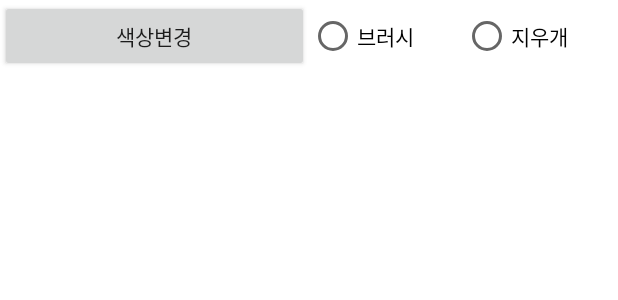
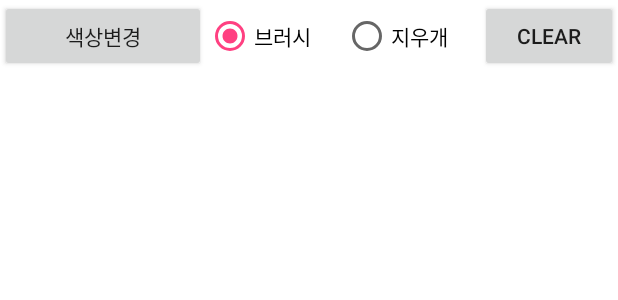
Before and after one commit to MinHyeJun/HJPaint, an Android app: the layout activity_canvas.xml on its own in the app's theme, with its tools: preview values and no code run, on a phone screen of 412 x 824 dp. Shown: the top 300 px of the screen. Run offline under Robolectric (Android 15) with nearby library versions, the phone set to English and light mode, and no system bars.

Commit message:
라디오버튼 수정 및 전체지우기

```diff
--- a/app/src/main/res/layout/activity_canvas.xml
+++ b/app/src/main/res/layout/activity_canvas.xml
@@ -2,8 +2,8 @@
     xmlns:android="http://schemas.android.com/apk/res/android"
     android:layout_width="match_parent"
     android:layout_height="match_parent"
-    android:orientation="vertical"
-    android:background="#FFF">
+    android:background="#FFF"
+    android:orientation="vertical">
 
     <LinearLayout
         android:layout_width="match_parent"
@@ -13,23 +13,40 @@
             android:id="@+id/btn_change_color"
             android:layout_width="0dp"
             android:layout_height="wrap_content"
-            android:layout_weight="2"
+            android:layout_weight="1.5"
             android:text="색상변경"/>
 
+        <RadioGroup
+            android:layout_width="0dp"
+            android:layout_height="match_parent"
+            android:layout_weight="2"
+            android:orientation="horizontal"
+            android:checkedButton="@+id/btn_brush">
+
             <RadioButton
-            android:id="@+id/btn_brush"
+                android:id="@id/btn_brush"
                 android:layout_width="0dp"
                 android:layout_height="wrap_content"
                 android:layout_weight="1"
-            android:text="브러시"/>
+                android:text="브러시"
+                android:layout_gravity="center"/>
 
             <RadioButton
                 android:id="@+id/btn_eraser"
                 android:layout_width="0dp"
                 android:layout_height="wrap_content"
                 android:layout_weight="1"
-            android:text="지우개"/>
+                android:text="지우개"
+                android:layout_gravity="center"/>
 
+        </RadioGroup>
+
+        <Button
+            android:id="@+id/btn_clear"
+            android:layout_width="0dp"
+            android:layout_height="match_parent"
+            android:layout_weight="1"
+            android:text="@string/clear"/>
 
     </LinearLayout>
 
--- a/app/src/main/res/values/strings.xml
+++ b/app/src/main/res/values/strings.xml
@@ -1,3 +1,4 @@
 <resources>
     <string name="app_name">HJPaint</string>
+    <string name="clear">CLEAR</string>
 </resources>
```
Also changed, not shown: app/src/main/java/m2j9702/app/hjpaint/CanvasActivity.java (+7 -5 lines), app/src/main/java/m2j9702/app/hjpaint/CanvasView.java (+7 -1 lines). Lines whose indentation alone changed are shown as unchanged.
